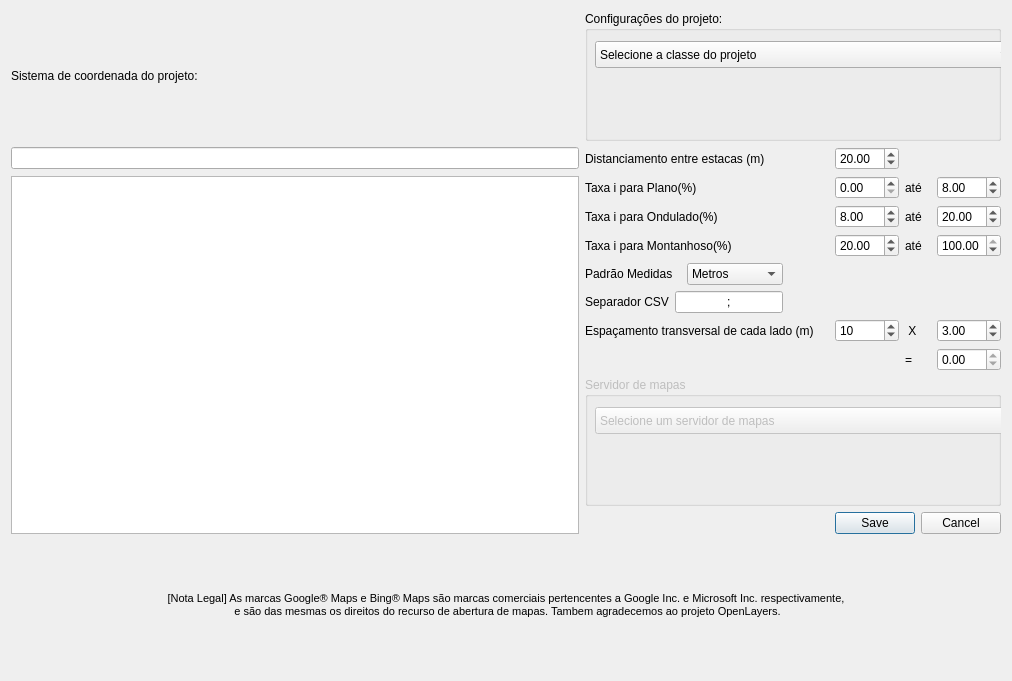
matheusfillipe/Topografia, file app/view/ui/Topo_dialog_conf.ui: the form before one commit.
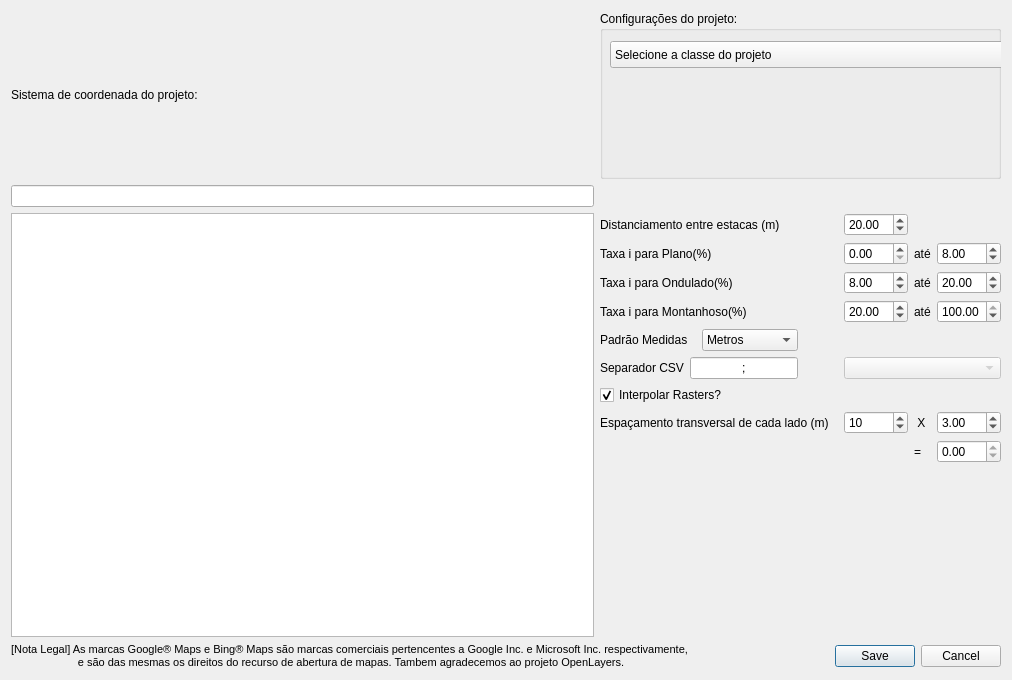
The form after the commit.

Commit message: Interpolar configuŕavel

Diff of the .ui file:
```diff
--- a/app/view/ui/Topo_dialog_conf.ui
+++ b/app/view/ui/Topo_dialog_conf.ui
@@ -10,7 +10,7 @@
     <x>0</x>
     <y>0</y>
     <width>1012</width>
-    <height>681</height>
+    <height>680</height>
    </rect>
   </property>
   <property name="sizePolicy">
@@ -35,20 +35,70 @@
    <bool>false</bool>
   </property>
   <layout class="QGridLayout" name="gridLayout">
-   <item row="10" column="3" colspan="3">
-    <widget class="QDialogButtonBox" name="button_box">
-     <property name="enabled">
-      <bool>true</bool>
+   <item row="0" column="1" colspan="4">
+    <widget class="QGroupBox" name="groupBox">
+     <property name="title">
+      <string>Configurações do projeto:</string>
      </property>
-     <property name="orientation">
-      <enum>Qt::Horizontal</enum>
-     </property>
-     <property name="standardButtons">
-      <set>QDialogButtonBox::Cancel|QDialogButtonBox::Save</set>
-     </property>
+     <widget class="QComboBox" name="comboClasse">
+      <property name="geometry">
+       <rect>
+        <x>10</x>
+        <y>30</y>
+        <width>421</width>
+        <height>27</height>
+       </rect>
+      </property>
+      <property name="acceptDrops">
+       <bool>false</bool>
+      </property>
+      <property name="editable">
+       <bool>false</bool>
+      </property>
+      <item>
+       <property name="text">
+        <string>Selecione a classe do projeto</string>
+       </property>
+      </item>
+      <item>
+       <property name="text">
+        <string>0 - Via Expressa, controle total de acesso</string>
+       </property>
+      </item>
+      <item>
+       <property name="text">
+        <string>1(A) - Pista dupla, controle parcial de acesso</string>
+       </property>
+      </item>
+      <item>
+       <property name="text">
+        <string>1 (B) - Pista simples, controle parcial de acesso</string>
+       </property>
+      </item>
+      <item>
+       <property name="text">
+        <string>2 - Pista simples</string>
+       </property>
+      </item>
+      <item>
+       <property name="text">
+        <string>3 - Pista simples</string>
+       </property>
+      </item>
+      <item>
+       <property name="text">
+        <string>4 (A) - Pista simples</string>
+       </property>
+      </item>
+      <item>
+       <property name="text">
+        <string>4 (B) - Pista simples</string>
+       </property>
+      </item>
+     </widget>
     </widget>
    </item>
-   <item row="4" column="5">
+   <item row="5" column="4">
     <widget class="QDoubleSpinBox" name="montanhosoMax">
      <property name="maximum">
       <double>100.000000000000000</double>
@@ -58,25 +108,22 @@
      </property>
     </widget>
    </item>
-   <item row="11" column="0" colspan="6">
-    <widget class="QLabel" name="label_8">
-     <property name="font">
-      <font>
-       <pointsize>8</pointsize>
-      </font>
+   <item row="9" column="4">
+    <widget class="QDoubleSpinBox" name="offsetSpinBox">
+     <property name="whatsThis">
+      <string>&lt;html&gt;&lt;head/&gt;&lt;body&gt;&lt;p&gt;Espaçamento entre os pontos&lt;/p&gt;&lt;/body&gt;&lt;/html&gt;</string>
      </property>
-     <property name="text">
-      <string>[Nota Legal] As marcas Google® Maps e Bing® Maps são marcas comerciais pertencentes a Google Inc. e Microsoft Inc. respectivamente,
- e são das mesmas os direitos do recurso de abertura de mapas. Tambem agradecemos ao projeto OpenLayers.</string>
+     <property name="minimum">
+      <double>1.000000000000000</double>
      </property>
-     <property name="alignment">
-      <set>Qt::AlignCenter</set>
+     <property name="maximum">
+      <double>8.000000000000000</double>
      </property>
-     <property name="margin">
-      <number>0</number>
+     <property name="singleStep">
+      <double>0.500000000000000</double>
      </property>
-     <property name="indent">
-      <number>-1</number>
+     <property name="value">
+      <double>3.000000000000000</double>
      </property>
     </widget>
    </item>
@@ -93,13 +140,10 @@
      </property>
     </widget>
    </item>
-   <item row="1" column="0">
-    <widget class="QLineEdit" name="txtCRS"/>
-   </item>
-   <item row="2" column="3">
+   <item row="3" column="2">
     <widget class="QDoubleSpinBox" name="planoMin"/>
    </item>
-   <item row="1" column="3">
+   <item row="2" column="2">
     <widget class="QDoubleSpinBox" name="estacas">
      <property name="maximum">
       <double>999.990000000000009</double>
@@ -109,7 +153,7 @@
      </property>
     </widget>
    </item>
-   <item row="3" column="1">
+   <item row="4" column="1">
     <widget class="QLabel" name="label_3">
      <property name="sizePolicy">
       <sizepolicy hsizetype="Minimum" vsizetype="Preferred">
@@ -122,7 +166,7 @@
      </property>
     </widget>
    </item>
-   <item row="5" column="1">
+   <item row="6" column="1">
     <layout class="QHBoxLayout" name="horizontalLayout">
      <item>
       <widget class="QLabel" name="label_10">
@@ -180,7 +224,7 @@
      </item>
     </layout>
    </item>
-   <item row="1" column="1">
+   <item row="2" column="1">
     <widget class="QLabel" name="label_11">
      <property name="sizePolicy">
       <sizepolicy hsizetype="Minimum" vsizetype="Preferred">
@@ -193,7 +237,67 @@
      </property>
     </widget>
    </item>
-   <item row="2" column="0" rowspan="9">
+   <item row="3" column="3">
+    <widget class="QLabel" name="label_5">
+     <property name="text">
+      <string>até</string>
+     </property>
+    </widget>
+   </item>
+   <item row="4" column="4">
+    <widget class="QDoubleSpinBox" name="onduladoMax">
+     <property name="value">
+      <double>20.000000000000000</double>
+     </property>
+    </widget>
+   </item>
+   <item row="4" column="2">
+    <widget class="QDoubleSpinBox" name="onduladoMin">
+     <property name="value">
+      <double>8.000000000000000</double>
+     </property>
+    </widget>
+   </item>
+   <item row="13" column="0" colspan="5">
+    <layout class="QHBoxLayout" name="horizontalLayout_4">
+     <item>
+      <widget class="QLabel" name="label_8">
+       <property name="font">
+        <font>
+         <pointsize>8</pointsize>
+        </font>
+       </property>
+       <property name="text">
+        <string>[Nota Legal] As marcas Google® Maps e Bing® Maps são marcas comerciais pertencentes a Google Inc. e Microsoft Inc. respectivamente,
+ e são das mesmas os direitos do recurso de abertura de mapas. Tambem agradecemos ao projeto OpenLayers.</string>
+       </property>
+       <property name="alignment">
+        <set>Qt::AlignCenter</set>
+       </property>
+       <property name="margin">
+        <number>0</number>
+       </property>
+       <property name="indent">
+        <number>-1</number>
+       </property>
+      </widget>
+     </item>
+     <item>
+      <widget class="QDialogButtonBox" name="button_box">
+       <property name="enabled">
+        <bool>true</bool>
+       </property>
+       <property name="orientation">
+        <enum>Qt::Horizontal</enum>
+       </property>
+       <property name="standardButtons">
+        <set>QDialogButtonBox::Cancel|QDialogButtonBox::Save</set>
+       </property>
+      </widget>
+     </item>
+    </layout>
+   </item>
+   <item row="2" column="0" rowspan="10">
     <widget class="QTableWidget" name="tableCRS">
      <property name="sizePolicy">
       <sizepolicy hsizetype="Expanding" vsizetype="Expanding">
@@ -212,202 +316,17 @@
      </property>
     </widget>
    </item>
-   <item row="2" column="4">
-    <widget class="QLabel" name="label_5">
+   <item row="9" column="3">
+    <widget class="QLabel" name="label_13">
      <property name="text">
-      <string>até</string>
+      <string> X</string>
      </property>
     </widget>
    </item>
-   <item row="3" column="5">
-    <widget class="QDoubleSpinBox" name="onduladoMax">
-     <property name="value">
-      <double>20.000000000000000</double>
-     </property>
-    </widget>
+   <item row="1" column="0">
+    <widget class="QLineEdit" name="txtCRS"/>
    </item>
-   <item row="3" column="3">
-    <widget class="QDoubleSpinBox" name="onduladoMin">
-     <property name="value">
-      <double>8.000000000000000</double>
-     </property>
-    </widget>
-   </item>
-   <item row="9" column="1" colspan="5">
-    <widget class="QGroupBox" name="groupBox_2">
-     <property name="enabled">
-      <bool>false</bool>
-     </property>
-     <property name="title">
-      <string>Servidor de mapas</string>
-     </property>
-     <widget class="QComboBox" name="comboMap">
-      <property name="enabled">
-       <bool>false</bool>
-      </property>
-      <property name="geometry">
-       <rect>
-        <x>10</x>
-        <y>30</y>
-        <width>451</width>
-        <height>27</height>
-       </rect>
-      </property>
-      <property name="acceptDrops">
-       <bool>false</bool>
-      </property>
-      <property name="editable">
-       <bool>false</bool>
-      </property>
-      <item>
-       <property name="text">
-        <string>Selecione um servidor de mapas</string>
-       </property>
-      </item>
-      <item>
-       <property name="text">
-        <string>Google® Maps Satelite</string>
-       </property>
-      </item>
-      <item>
-       <property name="text">
-        <string>Google® Maps Street</string>
-       </property>
-      </item>
-      <item>
-       <property name="text">
-        <string>Bing® Maps Satelite</string>
-       </property>
-      </item>
-      <item>
-       <property name="text">
-        <string>Bing® Maps Street</string>
-       </property>
-      </item>
-     </widget>
-    </widget>
-   </item>
-   <item row="3" column="4">
-    <widget class="QLabel" name="label_6">
-     <property name="text">
-      <string>até</string>
-     </property>
-    </widget>
-   </item>
-   <item row="0" column="1" colspan="5">
-    <widget class="QGroupBox" name="groupBox">
-     <property name="title">
-      <string>Configurações do projeto:</string>
-     </property>
-     <widget class="QComboBox" name="comboClasse">
-      <property name="geometry">
-       <rect>
-        <x>10</x>
-        <y>30</y>
-        <width>421</width>
-        <height>27</height>
-       </rect>
-      </property>
-      <property name="acceptDrops">
-       <bool>false</bool>
-      </property>
-      <property name="editable">
-       <bool>false</bool>
-      </property>
-      <item>
-       <property name="text">
-        <string>Selecione a classe do projeto</string>
-       </property>
-      </item>
-      <item>
-       <property name="text">
-        <string>0 - Via Expressa, controle total de acesso</string>
-       </property>
-      </item>
-      <item>
-       <property name="text">
-        <string>1(A) - Pista dupla, controle parcial de acesso</string>
-       </property>
-      </item>
-      <item>
-       <property name="text">
-        <string>1 (B) - Pista simples, controle parcial de acesso</string>
-       </property>
-      </item>
-      <item>
-       <property name="text">
-        <string>2 - Pista simples</string>
-       </property>
-      </item>
-      <item>
-       <property name="text">
-        <string>3 - Pista simples</string>
-       </property>
-      </item>
-      <item>
-       <property name="text">
-        <string>4 (A) - Pista simples</string>
-       </property>
-      </item>
-      <item>
-       <property name="text">
-        <string>4 (B) - Pista simples</string>
-       </property>
-      </item>
-     </widget>
-    </widget>
-   </item>
-   <item row="4" column="3">
-    <widget class="QDoubleSpinBox" name="montanhosoMin">
-     <property name="value">
-      <double>20.000000000000000</double>
-     </property>
-    </widget>
-   </item>
-   <item row="4" column="4">
-    <widget class="QLabel" name="label_7">
-     <property name="text">
-      <string>até</string>
-     </property>
-    </widget>
-   </item>
-   <item row="2" column="5">
-    <widget class="QDoubleSpinBox" name="planoMax">
-     <property name="value">
-      <double>8.000000000000000</double>
-     </property>
-    </widget>
-   </item>
-   <item row="2" column="1">
-    <widget class="QLabel" name="label_2">
-     <property name="enabled">
-      <bool>true</bool>
-     </property>
-     <property name="sizePolicy">
-      <sizepolicy hsizetype="Minimum" vsizetype="Preferred">
-       <horstretch>0</horstretch>
-       <verstretch>0</verstretch>
-      </sizepolicy>
-     </property>
-     <property name="text">
-      <string>Taxa i para Plano(%)</string>
-     </property>
-    </widget>
-   </item>
-   <item row="4" column="1">
-    <widget class="QLabel" name="label_4">
-     <property name="sizePolicy">
-      <sizepolicy hsizetype="Minimum" vsizetype="Preferred">
-       <horstretch>0</horstretch>
-       <verstretch>0</verstretch>
-      </sizepolicy>
-     </property>
-     <property name="text">
-      <string>Taxa i para Montanhoso(%)</string>
-     </property>
-    </widget>
-   </item>
-   <item row="6" column="1">
+   <item row="7" column="1">
     <layout class="QHBoxLayout" name="horizontalLayout_2">
      <item>
       <widget class="QLabel" name="label_9">
@@ -459,50 +378,51 @@
      </item>
     </layout>
    </item>
-   <item row="7" column="3">
-    <widget class="QSpinBox" name="transversal">
-     <property name="whatsThis">
-      <string>&lt;html&gt;&lt;head/&gt;&lt;body&gt;&lt;p&gt;Número de pontos cotados distribuidos para cada lado da sessão tipo. Não é recomendado um valor maior que 20 aqui.&lt;/p&gt;&lt;/body&gt;&lt;/html&gt;</string>
+   <item row="9" column="1">
+    <widget class="QLabel" name="label_12">
+     <property name="sizePolicy">
+      <sizepolicy hsizetype="Minimum" vsizetype="Preferred">
+       <horstretch>0</horstretch>
+       <verstretch>0</verstretch>
+      </sizepolicy>
      </property>
-     <property name="value">
-      <number>10</number>
-     </property>
-    </widget>
-   </item>
-   <item row="7" column="5">
-    <widget class="QDoubleSpinBox" name="offsetSpinBox">
-     <property name="whatsThis">
-      <string>&lt;html&gt;&lt;head/&gt;&lt;body&gt;&lt;p&gt;Espaçamento entre os pontos&lt;/p&gt;&lt;/body&gt;&lt;/html&gt;</string>
-     </property>
-     <property name="minimum">
-      <double>1.000000000000000</double>
-     </property>
-     <property name="maximum">
-      <double>8.000000000000000</double>
-     </property>
-     <property name="singleStep">
-      <double>0.500000000000000</double>
-     </property>
-     <property name="value">
-      <double>3.000000000000000</double>
-     </property>
-    </widget>
-   </item>
-   <item row="7" column="4">
-    <widget class="QLabel" name="label_13">
      <property name="text">
-      <string> X</string>
+      <string>Espaçamento transversal de cada lado (m)</string>
      </property>
     </widget>
    </item>
-   <item row="8" column="4">
+   <item row="8" column="1">
+    <layout class="QHBoxLayout" name="horizontalLayout_3">
+     <item>
+      <widget class="QCheckBox" name="interpol">
+       <property name="text">
+        <string>Interpolar Rasters?</string>
+       </property>
+       <property name="checked">
+        <bool>true</bool>
+       </property>
+      </widget>
+     </item>
+    </layout>
+   </item>
+   <item row="10" column="3">
     <widget class="QLabel" name="label_14">
      <property name="text">
       <string>=</string>
      </property>
     </widget>
    </item>
-   <item row="8" column="5">
+   <item row="9" column="2">
+    <widget class="QSpinBox" name="transversal">
+     <property name="whatsThis">
+      <string>&lt;html&gt;&lt;head/&gt;&lt;body&gt;&lt;p&gt;Número de pontos cotados distribuidos para cada lado da sessão tipo&lt;/p&gt;&lt;/body&gt;&lt;/html&gt;</string>
+     </property>
+     <property name="value">
+      <number>10</number>
+     </property>
+    </widget>
+   </item>
+   <item row="10" column="4">
     <widget class="QDoubleSpinBox" name="t_espassamento">
      <property name="whatsThis">
       <string>&lt;html&gt;&lt;head/&gt;&lt;body&gt;&lt;p&gt;Espaçamento em metros a ser cotado a partir de cada lado do centro da sessão transversal. &lt;/p&gt;&lt;/body&gt;&lt;/html&gt;</string>
@@ -510,13 +430,41 @@
      <property name="readOnly">
       <bool>true</bool>
      </property>
-     <property name="maximum">
-      <double>999.990000000000009</double>
+    </widget>
+   </item>
+   <item row="4" column="3">
+    <widget class="QLabel" name="label_6">
+     <property name="text">
+      <string>até</string>
      </property>
     </widget>
    </item>
-   <item row="7" column="1">
-    <widget class="QLabel" name="label_12">
+   <item row="5" column="2">
+    <widget class="QDoubleSpinBox" name="montanhosoMin">
+     <property name="value">
+      <double>20.000000000000000</double>
+     </property>
+    </widget>
+   </item>
+   <item row="5" column="3">
+    <widget class="QLabel" name="label_7">
+     <property name="text">
+      <string>até</string>
+     </property>
+    </widget>
+   </item>
+   <item row="3" column="4">
+    <widget class="QDoubleSpinBox" name="planoMax">
+     <property name="value">
+      <double>8.000000000000000</double>
+     </property>
+    </widget>
+   </item>
+   <item row="3" column="1">
+    <widget class="QLabel" name="label_2">
+     <property name="enabled">
+      <bool>true</bool>
+     </property>
      <property name="sizePolicy">
       <sizepolicy hsizetype="Minimum" vsizetype="Preferred">
        <horstretch>0</horstretch>
@@ -524,7 +472,27 @@
       </sizepolicy>
      </property>
      <property name="text">
-      <string>Espaçamento transversal de cada lado (m)</string>
+      <string>Taxa i para Plano(%)</string>
+     </property>
+    </widget>
+   </item>
+   <item row="5" column="1">
+    <widget class="QLabel" name="label_4">
+     <property name="sizePolicy">
+      <sizepolicy hsizetype="Minimum" vsizetype="Preferred">
+       <horstretch>0</horstretch>
+       <verstretch>0</verstretch>
+      </sizepolicy>
+     </property>
+     <property name="text">
+      <string>Taxa i para Montanhoso(%)</string>
+     </property>
+    </widget>
+   </item>
+   <item row="7" column="2" colspan="3">
+    <widget class="QComboBox" name="comboMap">
+     <property name="enabled">
+      <bool>false</bool>
      </property>
     </widget>
    </item>
```
The commit also changes 13 other files.
